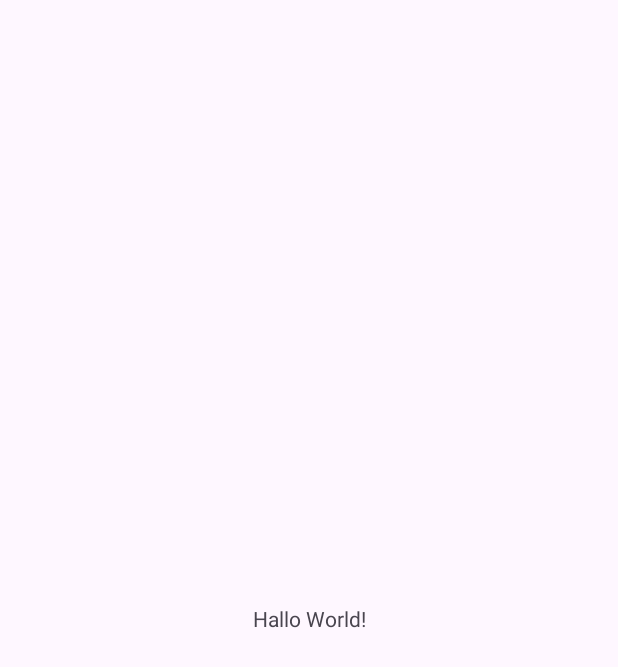
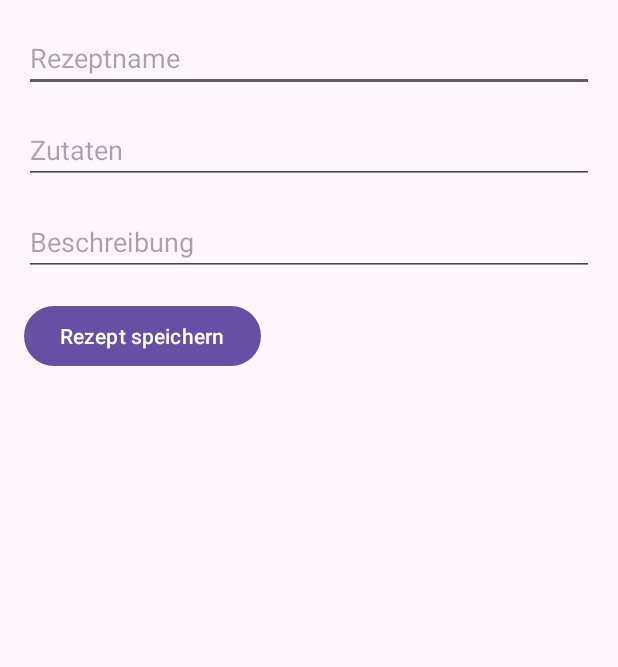
Before and after one commit to Ibot96/ChefsChoice, an Android app: the screen it shows after launch (MainActivity), on a phone screen of 412 x 824 dp. Before the commit the part shown is almost empty. Shown: the top 667 px of the screen. Run offline under Robolectric (Android 15) with nearby library versions, the phone set to English and light mode, and no system bars.

Commit message:
Datenbank verfeinert und erste Oberfläche zum Einfügen eines Rezeptes in die Datenbank erstellt. Rezepte einfügen erfolgreich

```diff
--- a/app/src/main/java/com/example/chefschoice/DAO/RecipeDAOImpl.java
+++ b/app/src/main/java/com/example/chefschoice/DAO/RecipeDAOImpl.java
@@ -1,10 +1,20 @@
 package com.example.chefschoice.DAO;
 
+import android.content.ContentValues;
+import android.database.sqlite.SQLiteDatabase;
+import android.text.TextUtils;
+
+import com.example.chefschoice.DB.DatabaseHelper;
 import com.example.chefschoice.Model.Recipe;
 
 import java.util.List;
 
 public class RecipeDAOImpl implements RecipeDAO{
+    private SQLiteDatabase db;
+
+    public RecipeDAOImpl(SQLiteDatabase db) {
+        this.db = db;
+    }
 
     @Override
     public Recipe getRecipe(int id) {
@@ -18,7 +28,12 @@ public class RecipeDAOImpl implements RecipeDAO{
 
     @Override
     public void addRecipe(Recipe rezept) {
+        ContentValues values = new ContentValues();
+        values.put("name", rezept.getName());
+        values.put("zutaten", TextUtils.join(",",rezept.getZutaten()));
+        values.put("beschreibung", rezept.getBeschreibung());
 
+        long newRow = db.insert("Rezepte", null, values);
     }
 
     @Override
--- a/app/src/main/java/com/example/chefschoice/MainActivity.java
+++ b/app/src/main/java/com/example/chefschoice/MainActivity.java
@@ -4,10 +4,26 @@ import androidx.appcompat.app.AppCompatActivity;
 
 import android.database.sqlite.SQLiteDatabase;
 import android.os.Bundle;
+import android.view.View;
+import android.widget.Button;
+import android.widget.EditText;
 
+import com.example.chefschoice.DAO.RecipeDAO;
+import com.example.chefschoice.DAO.RecipeDAOImpl;
 import com.example.chefschoice.DB.DatabaseHelper;
+import com.example.chefschoice.Model.Recipe;
+
+import java.util.ArrayList;
+import java.util.List;
 
 public class MainActivity extends AppCompatActivity {
+
+    private EditText editTextRecipeName;
+    private EditText editTextIngredients;
+    private EditText editTextDescription;
+    private Button buttonSaveRecipe;
+
+
 
     @Override
     protected void onCreate(Bundle savedInstanceState) {
@@ -16,5 +32,31 @@ public class MainActivity extends AppCompatActivity {
 
         DatabaseHelper dbHelper = new DatabaseHelper(this);
         SQLiteDatabase db = dbHelper.getWritableDatabase();
+
+        editTextRecipeName = findViewById(R.id.editTextRecipeName);
+        editTextIngredients = findViewById(R.id.editTextIngredients);
+        editTextDescription = findViewById(R.id.editTextDescription);
+        buttonSaveRecipe = findViewById(R.id.buttonSaveRecipe);
+
+        RecipeDAOImpl rezeptDAO = new RecipeDAOImpl(db);
+
+        buttonSaveRecipe.setOnClickListener(new View.OnClickListener() {
+            @Override
+            public void onClick(View v) {
+                String recipeName = editTextRecipeName.getText().toString();
+                String ingredients = editTextIngredients.getText().toString();
+                String description = editTextDescription.getText().toString();
+
+                String[] ingredientsArray =     ingredients.split(",");
+                List<String> ingredientsList = new ArrayList<>();
+                for (String ingredient : ingredientsArray) {
+                    ingredientsList.add(ingredient.trim()); // Leerzeichen entfernen
+                }
+                Recipe rezept = new Recipe(recipeName,ingredientsList,description);
+
+                rezeptDAO.addRecipe(rezept);
+
+            }
+        });
     }
 }
--- a/app/src/main/res/layout/activity_main.xml
+++ b/app/src/main/res/layout/activity_main.xml
@@ -1,18 +1,40 @@
 <?xml version="1.0" encoding="utf-8"?>
-<androidx.constraintlayout.widget.ConstraintLayout xmlns:android="http://schemas.android.com/apk/res/android"
+<RelativeLayout xmlns:android="http://schemas.android.com/apk/res/android"
     xmlns:app="http://schemas.android.com/apk/res-auto"
     xmlns:tools="http://schemas.android.com/tools"
     android:layout_width="match_parent"
     android:layout_height="match_parent"
+    android:padding="16dp"
     tools:context=".MainActivity">
 
-    <TextView
+    <EditText
+        android:id="@+id/editTextRecipeName"
+        android:layout_width="match_parent"
+        android:layout_height="wrap_content"
+        android:hint="Rezeptname"
+        android:layout_marginBottom="16dp" />
+
+    <EditText
+        android:id="@+id/editTextIngredients"
+        android:layout_width="match_parent"
+        android:layout_height="wrap_content"
+        android:hint="Zutaten"
+        android:layout_below="@id/editTextRecipeName"
+        android:layout_marginBottom="16dp" />
+
+    <EditText
+        android:id="@+id/editTextDescription"
+        android:layout_width="match_parent"
+        android:layout_height="wrap_content"
+        android:hint="Beschreibung"
+        android:layout_below="@id/editTextIngredients"
+        android:layout_marginBottom="16dp" />
+
+    <Button
         android:layout_width="wrap_content"
         android:layout_height="wrap_content"
-        android:text="Hallo World!"
-        app:layout_constraintBottom_toBottomOf="parent"
-        app:layout_constraintEnd_toEndOf="parent"
-        app:layout_constraintStart_toStartOf="parent"
-        app:layout_constraintTop_toTopOf="parent" />
+        android:text="Rezept speichern"
+        android:id="@+id/buttonSaveRecipe"
+        android:layout_below="@id/editTextDescription" />
 
-</androidx.constraintlayout.widget.ConstraintLayout>
+</RelativeLayout>
```
Also changed, not shown: app/src/main/java/com/example/chefschoice/Model/Recipe.java (+2 -11 lines).
